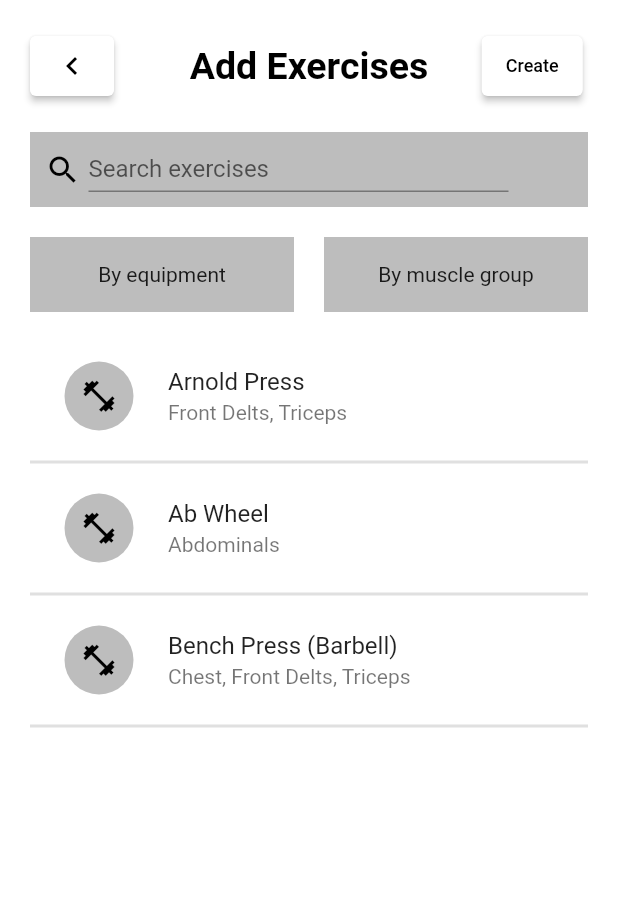
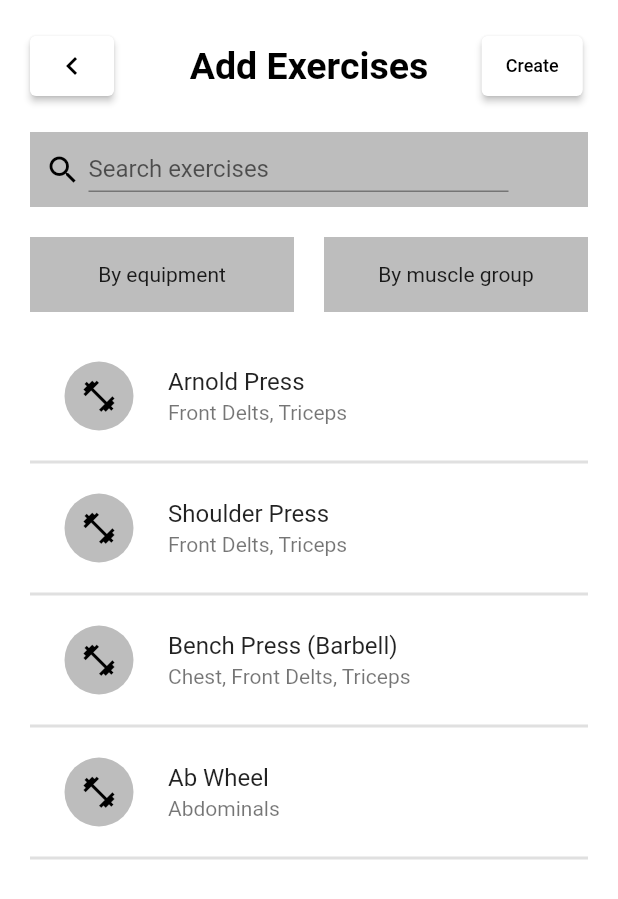
Before and after one commit to TomTomDam/workout-log, a Flutter app: the AddExercises screen opened directly, on a phone screen of 412 x 824 dp. Shown: the top 899 px of the screen. Run offline on Flutter 3.47's test engine with Material 2 defaults, Android fonts, the phone set to English and light mode, and no system bars.

Commit message:
Added ability to filter exercises by muscle group or equipment

```diff
--- /dev/null
+++ b/workout_log_client/lib/enums/equipment_enum.dart
@@ -0,0 +1 @@
+enum EquipmentEnum { any, dumbbell, barbell, machine, other }
--- /dev/null
+++ b/workout_log_client/lib/enums/muscle_group_enum.dart
@@ -0,0 +1 @@
+enum MuscleGroupEnum { all, chest, back, abs, legs }
--- a/workout_log_client/lib/models/exercise_model.dart
+++ b/workout_log_client/lib/models/exercise_model.dart
@@ -1,14 +1,44 @@
+import 'package:workout_log/enums/equipment_enum.dart';
+import 'package:workout_log/enums/muscle_group_enum.dart';
+
 class ExerciseModel {
+  final int exerciseId;
   final String name;
   final String musclesWorked;
+  final int muscleGroupWorked;
+  final int equipmentId;
 
-  const ExerciseModel({required this.name, required this.musclesWorked});
+  const ExerciseModel(
+      {required this.exerciseId,
+      required this.name,
+      required this.musclesWorked,
+      required this.muscleGroupWorked,
+      required this.equipmentId});
 }
 
-const exerciseList = [
-  ExerciseModel(name: "Arnold Press", musclesWorked: "Front Delts, Triceps"),
-  ExerciseModel(name: "Ab Wheel", musclesWorked: "Abdominals"),
+final exerciseList = [
   ExerciseModel(
+      exerciseId: 1,
+      name: "Arnold Press",
+      musclesWorked: "Front Delts, Triceps",
+      muscleGroupWorked: MuscleGroupEnum.chest.index,
+      equipmentId: EquipmentEnum.dumbbell.index),
+  ExerciseModel(
+      exerciseId: 2,
+      name: "Shoulder Press",
+      musclesWorked: "Front Delts, Triceps",
+      muscleGroupWorked: MuscleGroupEnum.chest.index,
+      equipmentId: EquipmentEnum.dumbbell.index),
+  ExerciseModel(
+      exerciseId: 3,
       name: "Bench Press (Barbell)",
-      musclesWorked: "Chest, Front Delts, Triceps")
+      musclesWorked: "Chest, Front Delts, Triceps",
+      muscleGroupWorked: MuscleGroupEnum.chest.index,
+      equipmentId: EquipmentEnum.barbell.index),
+  ExerciseModel(
+      exerciseId: 4,
+      name: "Ab Wheel",
+      musclesWorked: "Abdominals",
+      muscleGroupWorked: MuscleGroupEnum.abs.index,
+      equipmentId: EquipmentEnum.other.index),
 ];
--- a/workout_log_client/lib/screens/exercise_information/exercise_information.dart
+++ b/workout_log_client/lib/screens/exercise_information/exercise_information.dart
@@ -1,6 +1,5 @@
 import 'package:flutter/material.dart';
 import 'package:workout_log/screens/exercise_information/equipment_page.dart';
-import 'package:workout_log/screens/exercise_information/muscles_worked_page.dart';
 import '../../widgets/header/header.dart';
 import '../../widgets/page/pane_button.dart';
 import 'instructions_page.dart';
--- a/workout_log_client/lib/screens/exercise_list/add_exercises.dart
+++ b/workout_log_client/lib/screens/exercise_list/add_exercises.dart
@@ -1,4 +1,6 @@
 import 'package:flutter/material.dart';
+import 'package:workout_log/enums/muscle_group_enum.dart';
+import '../../enums/equipment_enum.dart';
 import '../../models/exercise_model.dart';
 import '../../widgets/header/header.dart';
 import '../exercise_information/exercise_information.dart';
@@ -53,37 +55,52 @@ class _AddExercisesState extends State<AddExercises> {
                     ),
                   ),
                 ),
-                InkWell(
-                  onTap: () {},
-                  child: Container(
-                      alignment: Alignment.center,
-                      margin: rowMargin,
-                      padding: const EdgeInsets.all(10.0),
-                      height: 50,
-                      width: double.infinity,
-                      color: Colors.grey.shade400,
-                      child: Row(
-                        mainAxisAlignment: MainAxisAlignment.start,
-                        children: [
-                          const Icon(
-                            Icons.search,
-                            color: Colors.black,
-                          ),
-                          Container(
-                              alignment: Alignment.center,
-                              width: 280,
-                              margin:
-                                  const EdgeInsets.symmetric(horizontal: 5.0),
-                              child: TextField(
-                                  onChanged: searchExercise,
-                                  decoration: const InputDecoration(
-                                      labelText: "Search exercises",
-                                      floatingLabelBehavior:
-                                          FloatingLabelBehavior.never)))
+                searchExercisesBar(),
+                filterRow(context),
+                exercisesList()
               ],
             )),
+          )),
+    );
+  }
+
+  Container exercisesList() {
+    return Container(
+      height: 500,
+      margin: rowMargin,
+      child: ListView.builder(
+          itemCount: resultsList.length,
+          itemBuilder: (context, index) {
+            return Column(
+              children: [
+                ListTile(
+                  onTap: () => Navigator.push(
+                      context,
+                      MaterialPageRoute(
+                          builder: (context) => ExerciseInformation(
+                                exerciseId: resultsList[index].exerciseId,
+                              ))),
+                  leading: Container(
+                    margin: const EdgeInsets.all(5.0),
+                    height: 50,
+                    width: 50,
+                    decoration: BoxDecoration(
+                        color: Colors.grey.shade400, shape: BoxShape.circle),
+                    child: const Icon(Icons.fitness_center,
+                        color: Colors.black, size: 25),
                   ),
-                Container(
+                  title: Text(resultsList[index].name),
+                  subtitle: Text(resultsList[index].musclesWorked),
+                ),
+                const Divider(thickness: 2)
+              ],
+            );
+          }),
+    );
+  }
+
+  Container filterRow(BuildContext context) {
+    return Container(
       margin: rowMargin,
       child: Row(
         children: [
@@ -99,24 +116,46 @@ class _AddExercisesState extends State<AddExercises> {
                             title: Center(
                                 child: Text('Filter by equipment',
                                     style: TextStyle(
-                                                    fontWeight:
-                                                        FontWeight.bold))),
+                                        fontWeight: FontWeight.bold))),
                           ),
                           const Divider(),
                           InkWell(
-                                        onTap: () {},
+                            onTap: () {
+                              setState(() => {
+                                    resultsList = exerciseList
+                                        .where(
+                                            (result) => result.equipmentId != 0)
+                                        .toList()
+                                  });
+                            },
                             child: const ListTile(
                               title: Text('Any equipment'),
                             ),
                           ),
                           InkWell(
-                                        onTap: () {},
+                            onTap: () {
+                              setState(() => {
+                                    resultsList = exerciseList
+                                        .where((result) =>
+                                            result.equipmentId ==
+                                            EquipmentEnum.dumbbell.index)
+                                        .toList()
+                                  });
+                            },
                             child: const ListTile(
                               title: Text('Dumbbell'),
                             ),
                           ),
                           InkWell(
-                                        onTap: () {},
+                            onTap: () {
+                              setState(() => {
+                                    resultsList = exerciseList
+                                        .where((result) =>
+                                            result.equipmentId ==
+                                            EquipmentEnum.other.index)
+                                        .toList()
+                                  });
+                            },
                             child: const ListTile(
                               title: Text('Machine'),
                             ),
@@ -146,27 +185,48 @@ class _AddExercisesState extends State<AddExercises> {
                         children: [
                           const ListTile(
                             title: Center(
-                                            child: Text(
-                                                'Filter by muscle group',
+                                child: Text('Filter by muscle group',
                                     style: TextStyle(
-                                                    fontWeight:
-                                                        FontWeight.bold))),
+                                        fontWeight: FontWeight.bold))),
                           ),
                           const Divider(),
                           InkWell(
-                                        onTap: () {},
+                            onTap: () {
+                              setState(() => {
+                                    resultsList = exerciseList
+                                        .where((result) =>
+                                            result.muscleGroupWorked != 0)
+                                        .toList()
+                                  });
+                            },
                             child: const ListTile(
                               title: Text('All muscles'),
                             ),
                           ),
                           InkWell(
-                                        onTap: () {},
+                            onTap: () {
+                              setState(() => {
+                                    resultsList = exerciseList
+                                        .where((result) =>
+                                            result.muscleGroupWorked ==
+                                            MuscleGroupEnum.chest.index)
+                                        .toList()
+                                  });
+                            },
                             child: const ListTile(
                               title: Text('Chest'),
                             ),
                           ),
                           InkWell(
-                                        onTap: () {},
+                            onTap: () {
+                              setState(() => {
+                                    resultsList = exerciseList
+                                        .where((result) =>
+                                            result.muscleGroupWorked ==
+                                            MuscleGroupEnum.back.index)
+                                        .toList()
+                                  });
+                            },
                             child: const ListTile(
                               title: Text('Back'),
                             ),
@@ -188,43 +248,36 @@ class _AddExercisesState extends State<AddExercises> {
           )
         ],
       ),
+    );
+  }
+
+  InkWell searchExercisesBar() {
+    return InkWell(
+      onTap: () {},
+      child: Container(
+          alignment: Alignment.center,
+          margin: rowMargin,
+          padding: const EdgeInsets.all(10.0),
+          height: 50,
+          width: double.infinity,
+          color: Colors.grey.shade400,
+          child: Row(
+            mainAxisAlignment: MainAxisAlignment.start,
+            children: [
+              const Icon(
+                Icons.search,
+                color: Colors.black,
               ),
               Container(
-                  height: 500,
-                  margin: rowMargin,
-                  child: ListView.builder(
-                      itemCount: resultsList.length,
-                      itemBuilder: (context, index) {
-                        return Column(
-                          children: [
-                            ListTile(
-                              onTap: () => Navigator.push(
-                                  context,
-                                  MaterialPageRoute(
-                                      builder: (context) =>
-                                          const ExerciseInformation(
-                                            exerciseId: 0,
-                                          ))),
-                              leading: Container(
-                                margin: const EdgeInsets.all(5.0),
-                                height: 50,
-                                width: 50,
-                                decoration: BoxDecoration(
-                                    color: Colors.grey.shade400,
-                                    shape: BoxShape.circle),
-                                child: const Icon(Icons.fitness_center,
-                                    color: Colors.black, size: 25),
-                              ),
-                              title: Text(resultsList[index].name),
-                              subtitle: Text(resultsList[index].musclesWorked),
-                            ),
-                            const Divider(thickness: 2)
+                  alignment: Alignment.center,
+                  width: 280,
+                  margin: const EdgeInsets.symmetric(horizontal: 5.0),
+                  child: TextField(
+                      onChanged: searchExercise,
+                      decoration: const InputDecoration(
+                          labelText: "Search exercises",
+                          floatingLabelBehavior: FloatingLabelBehavior.never)))
             ],
-                        );
-                      }),
-                )
-              ],
-            )),
           )),
     );
   }
```
Also changed, not shown: 1 other file. Lines whose indentation alone changed are shown as unchanged.
